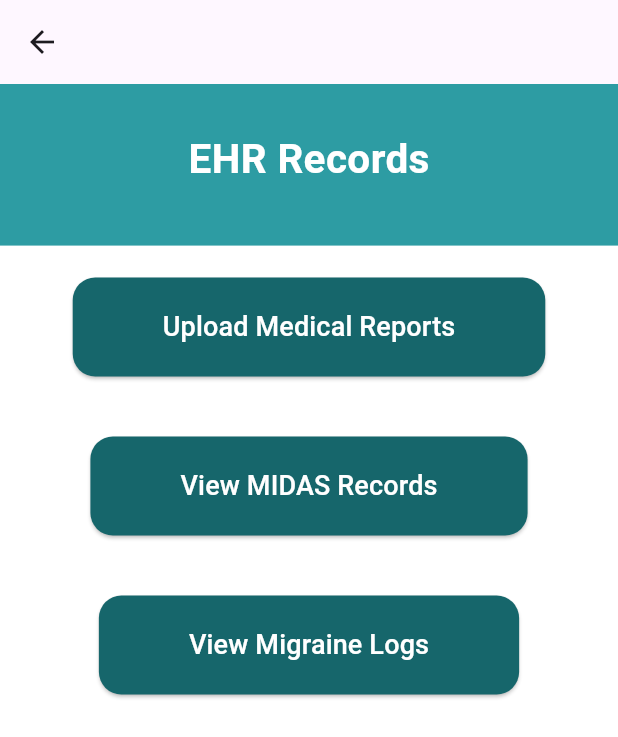
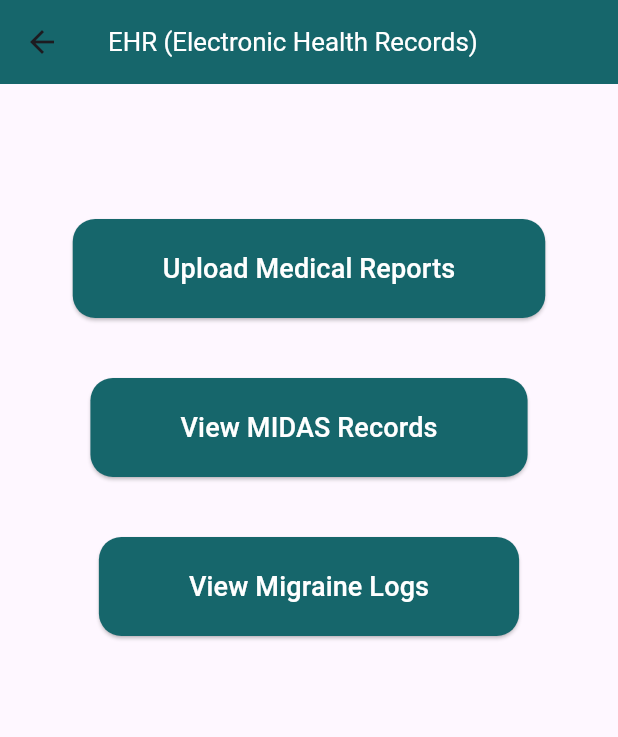
Before and after one commit to sanikaahadap/migraine_review, a Flutter app: the EhrMainPage screen opened directly, on a phone screen of 412 x 824 dp. Shown: the top 737 px of the screen. Run offline on Flutter 3.47's test engine with Material 3 defaults, Android fonts, the phone set to English and light mode, and no system bars; our stand-ins replace carousel_slider, cloud_firestore, file_picker, firebase_auth, firebase_core, firebase_storage and 9 more; missing offline and left inert: easy_pdf_viewer; accounts and stored records are empty.

Commit message:
some text changes and additions

```diff
--- a/lib/main_features/ehr/ehr_main_page.dart
+++ b/lib/main_features/ehr/ehr_main_page.dart
@@ -1,5 +1,5 @@
 import 'package:flutter/material.dart';
-import 'package:neurooooo/main_features/ehr/ehr_records.dart';
+import 'package:neurooooo/main_features/ehr/ehr_midas_records.dart';
 import 'package:neurooooo/main_features/ehr/pdf_upload.dart';
 import 'migraine_logs_list.dart';
 
@@ -9,27 +9,17 @@ class EhrMainPage extends StatelessWidget {
   @override
   Widget build(BuildContext context) {
     return Scaffold(
-      appBar: AppBar(),
-      body: Container(
-        decoration: const BoxDecoration(
-          image: DecorationImage(
-            image: AssetImage('assets/images/ehr_bg.png'),
-            fit: BoxFit.cover,
+      appBar: AppBar(
+        title: const Text('EHR (Electronic Health Records)',
+            style: TextStyle(color: Colors.white,
+                fontSize: 17.25),
         ),
+        backgroundColor: const Color(0xFF16666B),
       ),
-        child: Center(
+      body: Center(
         child: Column(
           children: [
-              const SizedBox(height: 30),
-              const Text(
-                'EHR Records',
-                style: TextStyle(
-                  fontSize: 27.0,
-                  color: Color(0xFFFFFFFF),
-                  fontWeight: FontWeight.bold,
-                ),
-              ),
-              const SizedBox(height: 60),
+            const SizedBox(height: 90),
             ElevatedButton(
               onPressed: () {
                 Navigator.push(
@@ -72,7 +62,7 @@ class EhrMainPage extends StatelessWidget {
               onPressed: () {
                 Navigator.push(
                   context,
-                    MaterialPageRoute(builder: (context) => MigraineLogsListPage()),
+                  MaterialPageRoute(builder: (context) => const MigraineLogsListPage()),
                 );
               },
               style: ElevatedButton.styleFrom(
@@ -90,7 +80,6 @@ class EhrMainPage extends StatelessWidget {
           ],
         ),
       ),
-      ),
     );
   }
 }
--- a/lib/main_features/ehr/pdf_upload.dart
+++ b/lib/main_features/ehr/pdf_upload.dart
@@ -126,7 +126,7 @@ class _DocUploadState extends State<DocUpload> {
     return Scaffold(
       appBar: AppBar(
         title: const Text(
-          "Documents",
+          "Medical Reports",
           style: TextStyle(color: Colors.white),
         ),
         centerTitle: true,
```
Also changed, not shown: lib/main_features/midas_assessment/midas.dart (+8 -0 lines), lib/main_features/ehr/ehr_midas_records.dart (renamed from lib/main_features/ehr/ehr_records.dart). Lines whose indentation alone changed are shown as unchanged.
